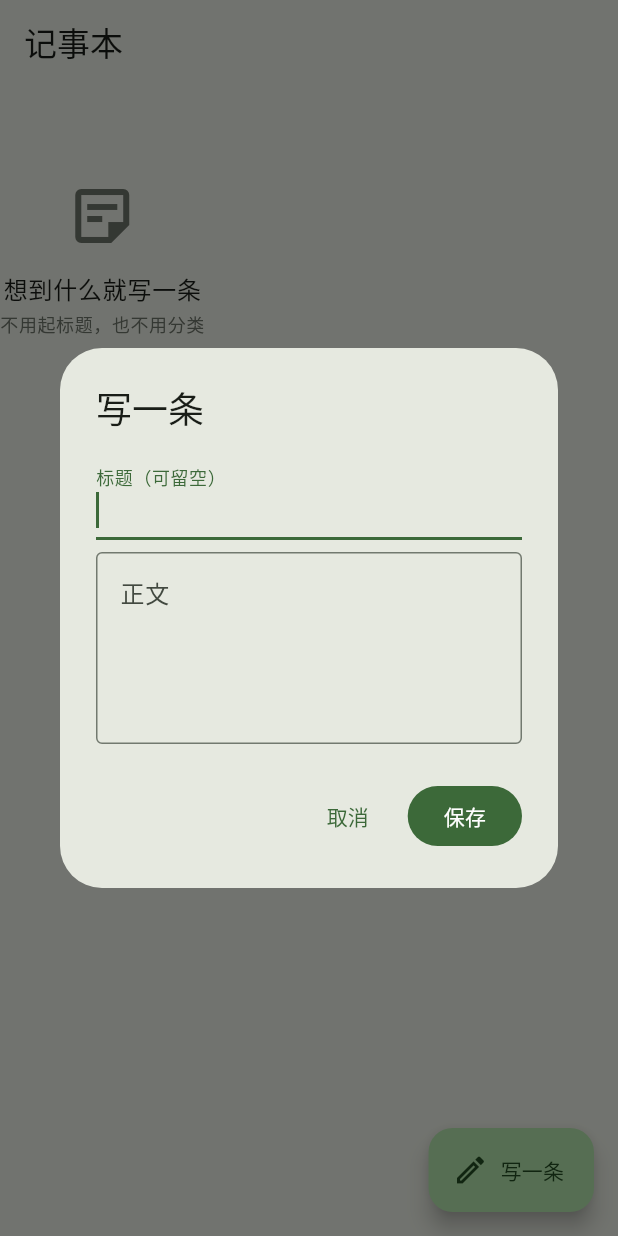
After one commit to zeek-zhao/WorthTrack, a Flutter app: the NotesPage screen opened by its route, after a tap on "写一条", on a phone screen of 412 x 824 dp. The commit adds this screen. Run offline on Flutter 3.47's test engine with Material 3 defaults, Android fonts, the phone set to English and light mode, and no system bars; our stand-ins replace drift, file_picker, fl_chart, flutter_riverpod, go_router; missing offline and left inert: fast_gbk; accounts and stored records are empty; generated files the repository leaves out were written again.

Commit message:
feat(m6): notes 表 + DAO + 仓储 + 记事本模块 (#47)
schema v3：新增 notes 表，纯加表不动任何已有表。

表设计里有两个刻意的决定：
- 标题允许为空。随手记一句时逼用户起标题等于劝退，
  列表里退化显示正文首行（noteDisplayTitle）。
- refType / refId 只存字符串，不建外键。被引用方删了、
  或所属模块被停用清理了，这里只会变成悬空字符串，
  不破坏任何完整性约束——这是弱引用的意义。

updatedAt 由仓储维护而不是数据库触发器：
setPinned 刻意不动它，因为置顶是视图偏好不是内容修改，
否则「最近改过的排前面」会被一次置顶打乱。

排序只在 DAO 一处（置顶 → updatedAt → id 兜底）。
updatedAt 可能撞在同一秒，没有 id 兜底列表会在刷新之间跳位。

模块注册带出一个页面：架构测试要求每张表都有主、每个主都是
已注册模块，而 launcher 直接 go('/{id}')，所以注册必然需要路由。
列表与编辑因此落在本条，#48 收窄为置顶/搜索/排序打磨。

```diff
--- a/lib/core/module/module_registry.dart
+++ b/lib/core/module/module_registry.dart
@@ -1,5 +1,6 @@
 import 'package:worthtrack/core/module/app_module.dart';
 import 'package:worthtrack/modules/finance/finance_module.dart';
+import 'package:worthtrack/modules/notes/notes_module.dart';
 
 /// 全模块注册表：**显式注册，不用 build_runner 生成**。
 ///
@@ -7,7 +8,7 @@ import 'package:worthtrack/modules/finance/finance_module.dart';
 /// 这条成本约束可以被 diff 直接验证（issue #55）。
 ///
 /// 这里是**装配点**，允许 import 各模块；core 的其他部分不允许反向依赖模块。
-const List<AppModule> appModules = <AppModule>[FinanceModule()];
+const List<AppModule> appModules = <AppModule>[FinanceModule(), NotesModule()];
 
 /// 按 [AppModule.defaultOrder] 升序返回模块列表。
 ///
--- /dev/null
+++ b/lib/modules/notes/data/dao/note_dao.dart
@@ -0,0 +1,50 @@
+import 'package:drift/drift.dart';
+
+import 'package:worthtrack/data/db/app_database.dart';
+
+part 'note_dao.g.dart';
+
+/// 笔记表 DAO（notes 模块自有）。
+///
+/// 只碰 `notes` 一张表——这条边界由 `test/architecture/` 扫描守着，
+/// 不靠自觉。
+@DriftAccessor(tables: [Notes])
+class NoteDao extends DatabaseAccessor<AppDatabase> with _$NoteDaoMixin {
+  NoteDao(super.db);
+
+  /// 监听全部笔记：**置顶恒在前**，同组内按最近修改倒序，最后按 id 兜底。
+  ///
+  /// 加 id 兜底是因为 `updatedAt` 可能撞在同一秒（批量导入、快速连写），
+  /// 没有稳定次序时列表会在两次刷新之间跳位。
+  Stream<List<Note>> watchNotes() {
+    return (select(notes)..orderBy([
+          (n) => OrderingTerm.desc(n.pinned),
+          (n) => OrderingTerm.desc(n.updatedAt),
+          (n) => OrderingTerm.desc(n.id),
+        ]))
+        .watch();
+  }
+
+  Future<Note?> getById(int id) {
+    return (select(notes)..where((n) => n.id.equals(id))).getSingleOrNull();
+  }
+
+  Future<int> createNote(NotesCompanion entry) {
+    return into(notes).insert(entry);
+  }
+
+  /// 更新标题/正文（`updatedAt` 由调用方写入，DAO 不擅自改时间）。
+  Future<void> updateNote(int id, NotesCompanion entry) {
+    return (update(notes)..where((n) => n.id.equals(id))).write(entry);
+  }
+
+  Future<void> setPinned(int id, bool pinned) {
+    return (update(notes)..where((n) => n.id.equals(id))).write(
+      NotesCompanion(pinned: Value(pinned)),
+    );
+  }
+
+  Future<void> deleteNote(int id) {
+    return (delete(notes)..where((n) => n.id.equals(id))).go();
+  }
+}
--- /dev/null
+++ b/lib/modules/notes/notes_providers.dart
@@ -0,0 +1,19 @@
+import 'package:flutter_riverpod/flutter_riverpod.dart';
+
+import 'package:worthtrack/core/providers.dart';
+import 'package:worthtrack/data/db/app_database.dart';
+import 'package:worthtrack/modules/notes/data/repositories/note_repository_impl.dart';
+import 'package:worthtrack/modules/notes/domain/repositories/note_repository.dart';
+
+/// notes 模块的 Provider 注册点。
+///
+/// 和 finance 一样，模块自己的仓储放模块内，不进 `core/providers.dart`：
+/// 否则 core 会反向依赖 notes，模块化就白做了。
+final noteRepositoryProvider = Provider<NoteRepository>((ref) {
+  return NoteRepositoryImpl(ref.watch(appDatabaseProvider).noteDao);
+});
+
+/// 笔记列表流（置顶在前，同组按最近修改倒序）。
+final notesProvider = StreamProvider<List<Note>>((ref) {
+  return ref.watch(noteRepositoryProvider).watchNotes();
+});
--- /dev/null
+++ b/lib/modules/notes/ui/note_edit_dialog.dart
@@ -0,0 +1,164 @@
+import 'package:flutter/material.dart';
+import 'package:flutter_riverpod/flutter_riverpod.dart';
+
+import 'package:worthtrack/data/db/app_database.dart';
+import 'package:worthtrack/modules/notes/notes_providers.dart';
+
+/// 打开笔记编辑器。[note] 为 null 表示新建。
+Future<void> showNoteEditor(BuildContext context, {Note? note}) {
+  return showDialog<void>(
+    context: context,
+    builder: (_) => NoteEditDialog(note: note),
+  );
+}
+
+/// 新建 / 编辑笔记。
+///
+/// 刻意保持「两个输入框 + 保存」：记事本的价值是**记下来**，
+/// 任何多一步的仪式感都会让人放弃记录。
+class NoteEditDialog extends ConsumerStatefulWidget {
+  const NoteEditDialog({super.key, this.note});
+
+  final Note? note;
+
+  @override
+  ConsumerState<NoteEditDialog> createState() => _NoteEditDialogState();
+}
+
+class _NoteEditDialogState extends ConsumerState<NoteEditDialog> {
+  late final TextEditingController _title = TextEditingController(
+    text: widget.note?.title ?? '',
+  );
+  late final TextEditingController _body = TextEditingController(
+    text: widget.note?.body ?? '',
+  );
+  bool _saving = false;
+
+  bool get _isEditing => widget.note != null;
+
+  @override
+  void dispose() {
+    _title.dispose();
+    _body.dispose();
+    super.dispose();
+  }
+
+  Future<void> _save() async {
+    if (_saving) return;
+    final title = _title.text.trim();
+    final body = _body.text;
+    if (title.isEmpty && body.trim().isEmpty) {
+      _toast('空笔记就不存了');
+      return;
+    }
+
+    setState(() => _saving = true);
+    final repository = ref.read(noteRepositoryProvider);
+    try {
+      final note = widget.note;
+      if (note == null) {
+        await repository.createNote(title: title, body: body);
+      } else {
+        await repository.updateNote(id: note.id, title: title, body: body);
+      }
+      if (mounted) Navigator.of(context).pop();
+    } catch (error) {
+      if (!mounted) return;
+      setState(() => _saving = false);
+      _toast('保存失败：$error');
+    }
+  }
+
+  Future<void> _delete() async {
+    final note = widget.note;
+    if (note == null) return;
+    final confirmed = await showDialog<bool>(
+      context: context,
+      builder: (context) => AlertDialog(
+        title: const Text('删除这条笔记？'),
+        content: const Text('删除后无法恢复。'),
+        actions: [
+          TextButton(
+            key: const Key('note-delete-cancel'),
+            onPressed: () => Navigator.of(context).pop(false),
+            child: const Text('取消'),
+          ),
+          FilledButton(
+            key: const Key('note-delete-confirm'),
+            onPressed: () => Navigator.of(context).pop(true),
+            child: const Text('删除'),
+          ),
+        ],
+      ),
+    );
+    if (confirmed != true || !mounted) return;
+
+    await ref.read(noteRepositoryProvider).deleteNote(note.id);
+    if (mounted) Navigator.of(context).pop();
+  }
+
+  void _toast(String message) {
+    ScaffoldMessenger.of(
+      context,
+    ).showSnackBar(SnackBar(content: Text(message)));
+  }
+
+  @override
+  Widget build(BuildContext context) {
+    return AlertDialog(
+      title: Text(_isEditing ? '编辑笔记' : '写一条'),
+      content: SizedBox(
+        width: 420,
+        child: SingleChildScrollView(
+          child: Column(
+            mainAxisSize: MainAxisSize.min,
+            children: [
+              TextField(
+                key: const Key('note-editor-title'),
+                controller: _title,
+                autofocus: true,
+                textInputAction: TextInputAction.next,
+                maxLength: 200,
+                decoration: const InputDecoration(
+                  labelText: '标题（可留空）',
+                  counterText: '',
+                ),
+              ),
+              const SizedBox(height: 8),
+              TextField(
+                key: const Key('note-editor-body'),
+                controller: _body,
+                minLines: 4,
+                maxLines: 12,
+                keyboardType: TextInputType.multiline,
+                decoration: const InputDecoration(
+                  labelText: '正文',
+                  alignLabelWithHint: true,
+                  border: OutlineInputBorder(),
+                ),
+              ),
+            ],
+          ),
+        ),
+      ),
+      actions: [
+        if (_isEditing)
+          TextButton(
+            key: const Key('note-editor-delete'),
+            onPressed: _saving ? null : _delete,
+            child: const Text('删除'),
+          ),
+        TextButton(
+          key: const Key('note-editor-cancel'),
+          onPressed: _saving ? null : () => Navigator.of(context).pop(),
+          child: const Text('取消'),
+        ),
+        FilledButton(
+          key: const Key('note-editor-save'),
+          onPressed: _saving ? null : _save,
+          child: const Text('保存'),
+        ),
+      ],
+    );
+  }
+}
--- /dev/null
+++ b/lib/modules/notes/ui/notes_page.dart
@@ -0,0 +1,101 @@
+import 'package:flutter/material.dart';
+import 'package:flutter_riverpod/flutter_riverpod.dart';
+
+import 'package:worthtrack/data/db/app_database.dart';
+import 'package:worthtrack/modules/notes/domain/note_text.dart';
+import 'package:worthtrack/modules/notes/notes_providers.dart';
+import 'package:worthtrack/modules/notes/ui/note_edit_dialog.dart';
+
+/// 记事本列表页。
+///
+/// 排序规则由 DAO 决定（置顶在前 → 最近修改 → id 兜底），页面只负责展示，
+/// 免得「排序逻辑」散落在 UI 与 SQL 两处、最后谁也不知道以谁为准。
+class NotesPage extends ConsumerWidget {
+  const NotesPage({super.key});
+
+  @override
+  Widget build(BuildContext context, WidgetRef ref) {
+    final notes = ref.watch(notesProvider);
+
+    return Scaffold(
+      appBar: AppBar(title: const Text('记事本')),
+      floatingActionButton: FloatingActionButton.extended(
+        key: const Key('notes-add'),
+        // IndexedStack 里多个模块页面同时存活，默认 hero tag 会撞车。
+        heroTag: 'notes-fab',
+        onPressed: () => showNoteEditor(context),
+        icon: const Icon(Icons.edit_outlined),
+        label: const Text('写一条'),
+      ),
+      body: notes.when(
+        loading: () => const Center(child: CircularProgressIndicator()),
+        error: (error, _) => Center(child: Text('读取失败：$error')),
+        data: (list) => list.isEmpty
+            ? const _EmptyState()
+            : ListView.separated(
+                padding: const EdgeInsets.only(bottom: 88),
+                itemCount: list.length,
+                separatorBuilder: (_, __) => const Divider(height: 1),
+                itemBuilder: (context, index) => _NoteTile(note: list[index]),
+              ),
+      ),
+    );
+  }
+}
+
+class _NoteTile extends StatelessWidget {
+  const _NoteTile({required this.note});
+
+  final Note note;
+
+  @override
+  Widget build(BuildContext context) {
+    final theme = Theme.of(context);
+    return ListTile(
+      key: Key('note-tile-${note.id}'),
+      leading: Icon(
+        note.pinned ? Icons.push_pin : Icons.sticky_note_2_outlined,
+        color: note.pinned
+            ? theme.colorScheme.primary
+            : theme.colorScheme.outline,
+      ),
+      title: Text(
+        noteDisplayTitle(note.title, note.body),
+        maxLines: 1,
+        overflow: TextOverflow.ellipsis,
+      ),
+      subtitle: Text(formatNoteTime(note.updatedAt)),
+      onTap: () => showNoteEditor(context, note: note),
+    );
+  }
+}
+
+class _EmptyState extends StatelessWidget {
+  const _EmptyState();
+
+  @override
+  Widget build(BuildContext context) {
+    final theme = Theme.of(context);
+    return Padding(
+      padding: const EdgeInsets.only(top: 64),
+      child: Column(
+        children: [
+          Icon(
+            Icons.sticky_note_2_outlined,
+            size: 48,
+            color: theme.colorScheme.outline,
+          ),
+          const SizedBox(height: 12),
+          Text('想到什么就写一条', style: theme.textTheme.bodyLarge),
+          const SizedBox(height: 4),
+          Text(
+            '不用起标题，也不用分类',
+            style: theme.textTheme.bodySmall?.copyWith(
+              color: theme.colorScheme.outline,
+            ),
+          ),
+        ],
+      ),
+    );
+  }
+}
```
Also changed, not shown: lib/data/db/app_database.dart (+41 -1 lines), lib/modules/notes/data/repositories/note_repository_impl.dart (added, +63 -0 lines), lib/modules/notes/domain/note_text.dart (added, +35 -0 lines), lib/modules/notes/domain/repositories/note_repository.dart (added, +37 -0 lines), lib/modules/notes/notes_module.dart (added, +51 -0 lines), lib/data/db/app_database.g.dart, lib/modules/notes/data/dao/note_dao.g.dart (added), 2 other files.
